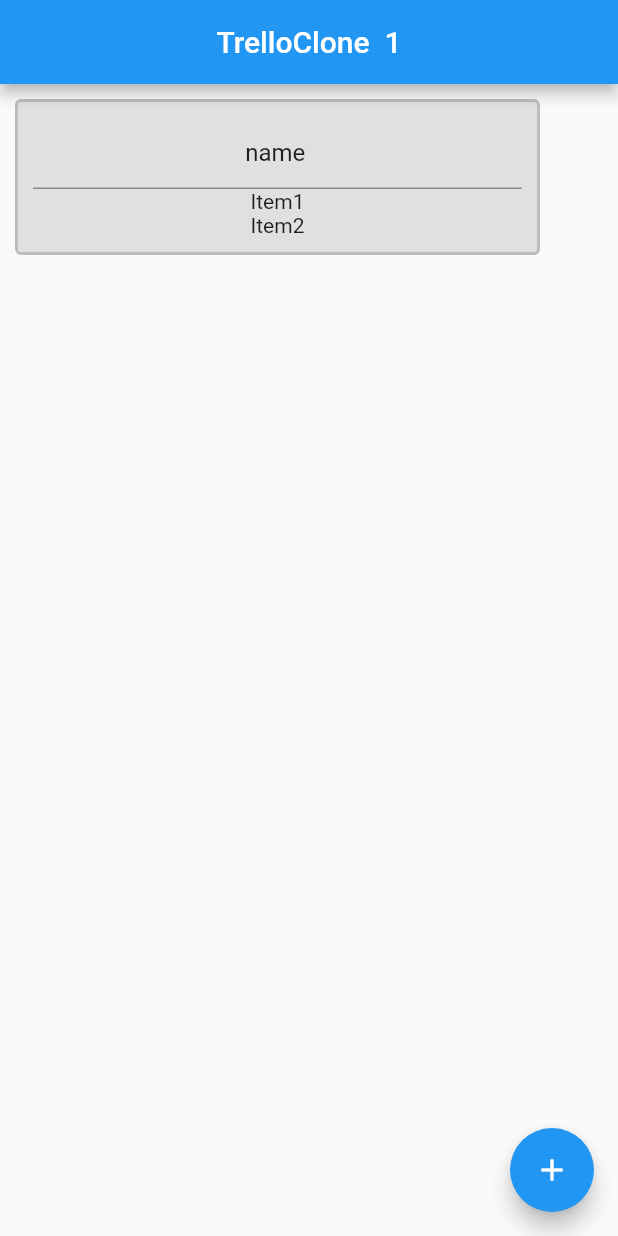
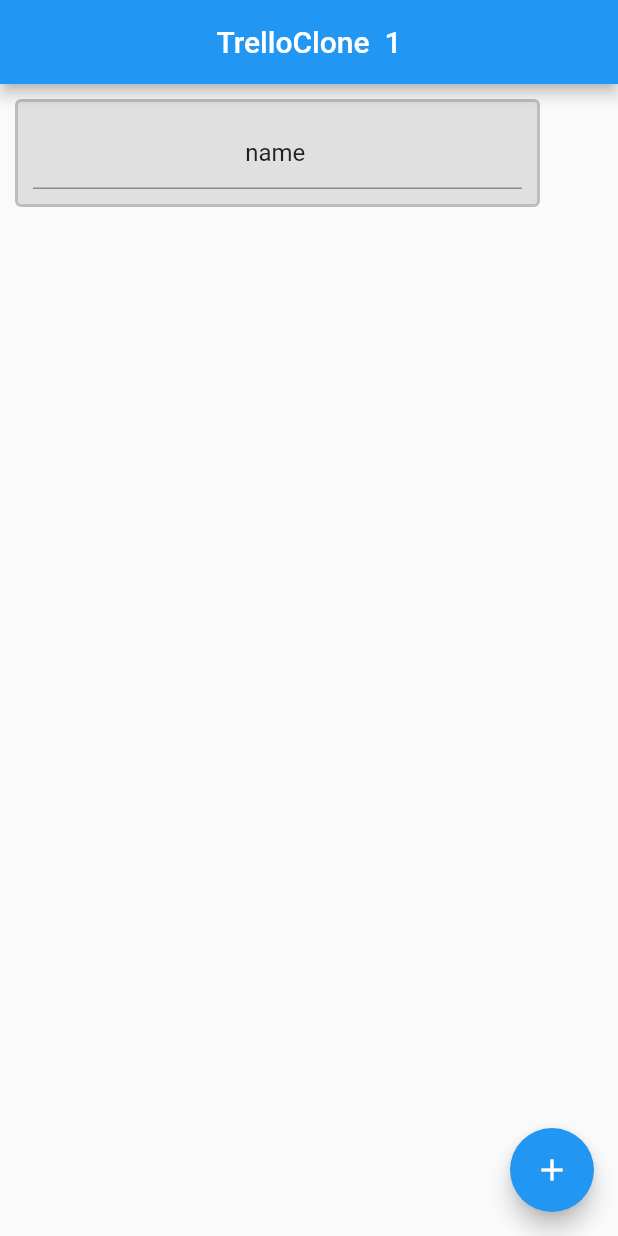
Before and after one commit to maheini/TrelloClone, a Flutter app: the screen it shows after launch, after a tap on the "add" icon, on a phone screen of 412 x 824 dp. Run offline on Flutter 3.47's test engine with Material 2 defaults, Android fonts, the phone set to English and light mode, and no system bars.

Commit message:
separated Todolist in new class

```diff
--- /dev/null
+++ b/lib/TodoList.dart
@@ -0,0 +1,46 @@
+import 'package:flutter/material.dart';
+
+class TodoList extends StatefulWidget {
+  TodoList(this.name,{Key? key}) : super(key: key);
+  String? name;
+
+  @override
+  _TodoListState createState() => _TodoListState();
+}
+
+class _TodoListState extends State<TodoList> {
+  List<Widget> _cards = [];
+  TextEditingController controller = TextEditingController();
+
+  @override
+  void initState() {
+    controller.text = widget.name?? '';
+    super.initState();
+  }
+
+  @override
+  Widget build(BuildContext context) {
+    return Column(
+      children: [
+        Container(
+          padding: const EdgeInsets.all(10),
+          margin: const EdgeInsets.all(10),
+          width: 350,
+          decoration: BoxDecoration(
+            color: Colors.grey[300],
+            borderRadius: BorderRadius.circular(4),
+            border: Border.all(color: Colors.grey[400]!, width: 2),
+          ),
+          child: Column(
+            children: [
+              TextField(textAlign: TextAlign.center, controller: controller),
+              Column(
+                children: _cards,
+              ),
+            ],
+          ),
+        ),
+      ],
+    );
+  }
+}
--- a/lib/main.dart
+++ b/lib/main.dart
@@ -1,7 +1,6 @@
 import 'package:flutter/material.dart';
-import 'dart:math';
+import 'package:trelloclone/TodoList.dart';
 
-import 'package:flutter/services.dart';
 
 void main() {
   runApp(MaterialApp(home: MainScreen()));
@@ -55,27 +54,6 @@
   TextEditingController controller = TextEditingController();
 
   void _addTodoList(String name, List<Widget> todoLists) {
-    controller.text = name;
-    todoLists.add(Column(
-      children: [
-        Container(
-          padding: const EdgeInsets.all(10),
-          margin: const EdgeInsets.all(10),
-          width: 350,
-          decoration: BoxDecoration(
-            color: Colors.grey[300],
-            borderRadius: BorderRadius.circular(4),
-            border: Border.all(color: Colors.grey[400]!, width: 2),
-          ),
-          child: Column(
-            children: [
-              TextField(textAlign: TextAlign.center, controller: controller),
-              Text('Item1'),
-              Text('Item2'),
-            ],
-          ),
-        ),
-      ],
-    ));
+    todoLists.add(TodoList(name));
   }
 }
```
